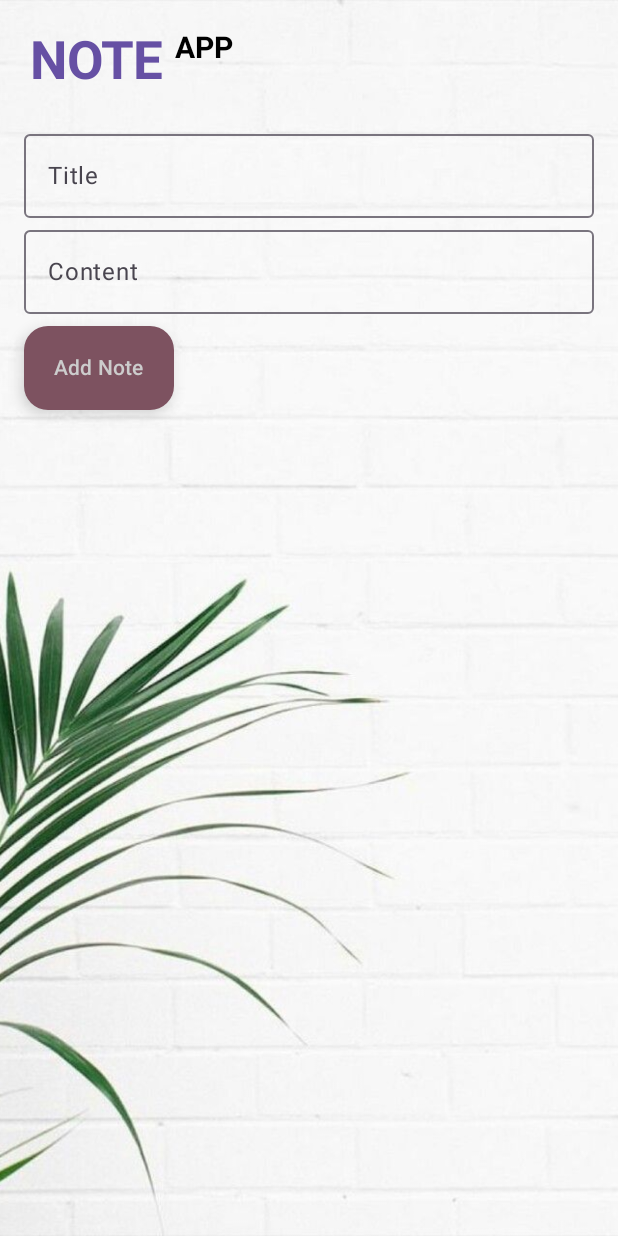
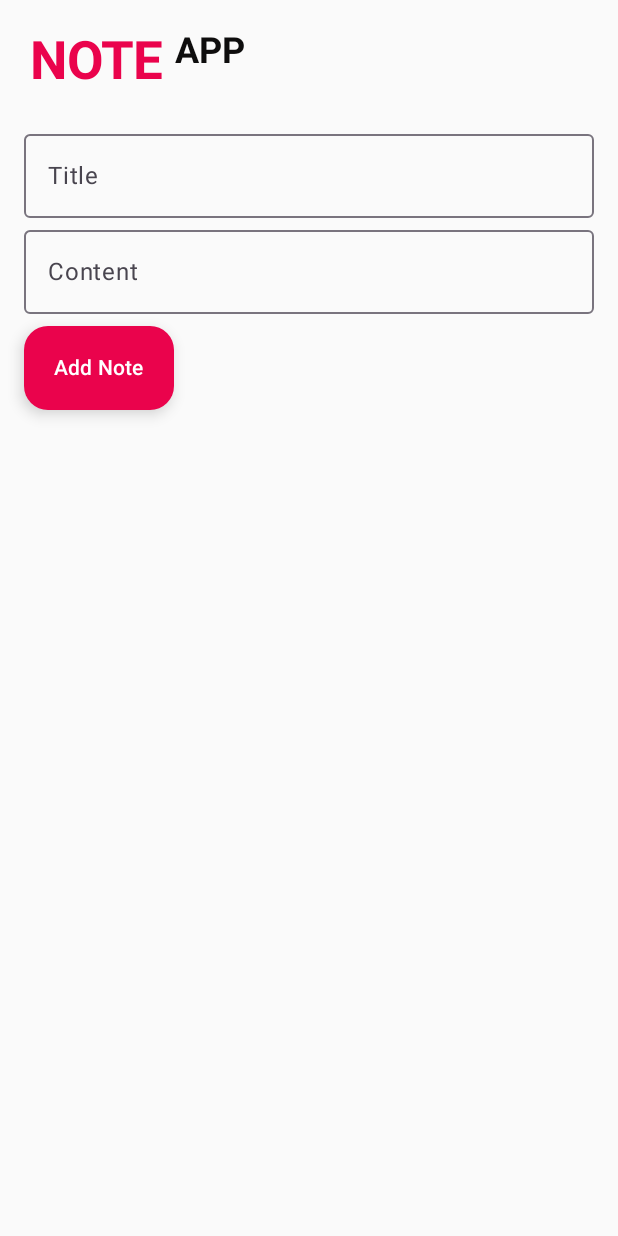
Before and after one commit to karthikb1612/Note-App, an Android app built with Jetpack Compose: the screen it shows after launch (MainActivity), on a phone screen of 412 x 824 dp. Run offline under Robolectric (Android 15) with nearby library versions, the light colour scheme and no system bars; our stand-ins replace Room's generated code, livedata-compose.

Commit message:
Update UI and Add update feature

```diff
--- a/app/src/main/java/com/example/noteapp/MainActivity.kt
+++ b/app/src/main/java/com/example/noteapp/MainActivity.kt
@@ -1,16 +1,13 @@
 package com.example.noteapp
 
-import android.app.Application
+
 import android.media.MediaPlayer
 import android.os.Bundle
 import androidx.activity.ComponentActivity
 import androidx.activity.compose.setContent
-import androidx.activity.enableEdgeToEdge
-import androidx.compose.animation.AnimatedVisibility
-import androidx.compose.animation.expandVertically
-import androidx.compose.animation.shrinkVertically
+import androidx.compose.foundation.ExperimentalFoundationApi
+
 import androidx.compose.foundation.Image
-import androidx.compose.foundation.background
 import androidx.compose.foundation.layout.Box
 import androidx.compose.foundation.layout.Column
 import androidx.compose.foundation.layout.Row
@@ -22,7 +19,6 @@ import androidx.compose.foundation.layout.padding
 import androidx.compose.foundation.layout.width
 import androidx.compose.foundation.lazy.LazyColumn
 import androidx.compose.foundation.lazy.items
-import androidx.compose.material3.Button
 import androidx.compose.material3.Card
 import androidx.compose.material3.CardDefaults
 import androidx.compose.material3.FloatingActionButton
@@ -31,7 +27,6 @@ import androidx.compose.material3.OutlinedTextField
 import androidx.compose.material3.Text
 import androidx.compose.runtime.*
 import androidx.compose.runtime.Composable
-import androidx.compose.runtime.LaunchedEffect
 import androidx.compose.runtime.livedata.observeAsState
 import androidx.compose.runtime.mutableStateOf
 import androidx.compose.ui.Modifier
@@ -43,25 +38,17 @@ import androidx.compose.ui.text.font.FontWeight
 import androidx.compose.ui.unit.dp
 import androidx.compose.ui.unit.sp
 import androidx.lifecycle.ViewModelProvider
-import kotlinx.coroutines.delay
-import androidx.compose.animation.AnimatedVisibility
-import androidx.compose.animation.core.*
-import androidx.compose.animation.expandVertically
-import androidx.compose.animation.fadeIn
-import androidx.compose.animation.fadeOut
-import androidx.compose.animation.scaleIn
-import androidx.compose.animation.scaleOut
-import androidx.compose.animation.shrinkVertically
 import androidx.compose.foundation.layout.Arrangement
 import androidx.compose.material3.Icon
 import androidx.compose.material3.IconButton
-import androidx.compose.runtime.*
 import androidx.compose.runtime.saveable.rememberSaveable
 import androidx.compose.ui.Alignment
 import androidx.compose.ui.graphics.Color
 import androidx.compose.ui.platform.LocalContext
-import androidx.lifecycle.viewmodel.compose.viewModel
-
+import androidx.compose.foundation.combinedClickable
+import androidx.compose.ui.text.toUpperCase
+import java.text.SimpleDateFormat
+import java.util.*
 
 class MainActivity : ComponentActivity() {
     override fun onCreate(savedInstanceState: Bundle?) {
@@ -73,32 +60,39 @@ class MainActivity : ComponentActivity() {
     }
 }
 
+@OptIn(ExperimentalFoundationApi::class)
 @Composable
-fun NoteApp(noteViewModel: NoteViewModel= viewModel(factory = ViewModelProvider.AndroidViewModelFactory(LocalContext.current.applicationContext as Application))){
+fun NoteApp(noteViewModel: NoteViewModel) {
     var title by rememberSaveable { mutableStateOf("") }
     var content by rememberSaveable { mutableStateOf("") }
-    val notes by noteViewModel.notes.observeAsState(emptyList())
-    val timestamp = LocalContext.current
+    val notes by noteViewModel.getAllDate.observeAsState(emptyList())
     val context = LocalContext.current
+
+    var editingNote by remember { mutableStateOf<Note?>(null) }
+
     Box(
         modifier = Modifier.fillMaxSize()
-    ){
-        Image(
-            painter = painterResource(id = R.drawable.img),
-            contentDescription = "Background Image",
-            contentScale = ContentScale.FillHeight,
-            modifier = Modifier.fillMaxSize()
-        )
+    ) {
+//        Image(
+//            painter = painterResource(id = R.drawable.img),
+//            contentDescription = "Background Image",
+//            contentScale = ContentScale.FillHeight,
+//            modifier = Modifier.fillMaxSize()
+//        )
         Column(
             modifier = Modifier.padding(16.dp)
         ) {
             Row(modifier = Modifier.fillMaxWidth().padding(4.dp)) {
-                Text("NOTE ",
+                Text(
+                    "NOTE ",
                     fontWeight = FontWeight.Bold, fontSize = 35.sp,
-                    color = Color(0xFF6650a4))
-                Text("APP",
-                    fontWeight = FontWeight.Bold, fontSize = 20.sp,
-                    color = Color.Black)
+                    color = Color(0xFFEA034C)
+                )
+                Text(
+                    "APP",
+                    fontWeight = FontWeight.Bold, fontSize = 24.sp,
+                    color = Color(0xFF0E0D0D)
+                )
             }
             Spacer(modifier = Modifier.height(16.dp))
 
@@ -121,29 +115,47 @@ fun NoteApp(noteViewModel: NoteViewModel= viewModel(factory = ViewModelProvider.
             FloatingActionButton(
                 onClick = {
                     if (title.isNotEmpty() && content.isNotEmpty()) {
+                        if (editingNote != null) {
+                            val updatedNote = editingNote!!.copy(
+                                title = title,
+                                content = content,
+                                timestamp = SimpleDateFormat(
+                                    "yyyy-MM-dd hh:mm a",
+                                    Locale.getDefault()
+                                ).format(Date())
+                            )
+                            noteViewModel.updateNote(updatedNote)
+                            editingNote = null
+                        } else {
                             noteViewModel.addNote(title, content)
+                        }
                         title = ""
                         content = ""
                     }
                 },
                 modifier = Modifier.width(100.dp),
-                contentColor = Color.LightGray,
-                containerColor = Color(0xFF7D5260)
+                contentColor = Color.White,
+                containerColor = Color(0xFFEA034C)
             ) {
-                Text("Add Note")
+                Text(if (editingNote != null) "Update" else "Add Note")
             }
 
             Spacer(modifier = Modifier.height(16.dp))
             LazyColumn {
-                items(notes, key = {it.id}) { note ->
+                items(notes, key = { it.id }) { note ->
                     Card(
                         modifier = Modifier
                             .fillMaxWidth()
-                                .padding(vertical = 4.dp),
+                            .padding(vertical = 4.dp)
+                            .combinedClickable(
+                                onClick = { /* Single click - no action */ },
+                                onDoubleClick = {
+                                    title = note.title
+                                    content = note.content
+                                    editingNote = note
+                                }
+                            ),
                         elevation = CardDefaults.cardElevation(4.dp),
-                            colors = CardDefaults.cardColors(
-                                containerColor = Color.LightGray
-                            )
                     ) {
                         Row(
                             modifier = Modifier.padding(8.dp),
@@ -153,56 +165,48 @@ fun NoteApp(noteViewModel: NoteViewModel= viewModel(factory = ViewModelProvider.
 
                             Column(
                                 modifier = Modifier.weight(1f),
-
                             ) {
                                 Text(
-                                        text = " ${note.timestamp} ",
+                                    text = " ${note.timestamp.toString().toUpperCase()} ",
                                     style = MaterialTheme.typography.bodyMedium,
+                                    fontWeight = FontWeight.Bold,
                                     color = Color.Black
                                 )
                                 Spacer(modifier = Modifier.height(4.dp))
-                                    Text(text = note.title.uppercase(),
+                                Text(
+                                    text = note.title.uppercase(),
                                     style = MaterialTheme.typography.titleLarge,
                                     fontWeight = FontWeight.Bold,
-                                        color = Color(0xFF6650a4),
-
+                                    color = Color(0xFF041367),
                                 )
-
-                                    Text(text = note.content,
-                                        style = MaterialTheme.typography.bodyLarge, color = Color(0xFF625b71),
+                                Text(
+                                    text = note.content,
+                                    style = MaterialTheme.typography.bodyLarge,
+                                    color = Color(0xFF380000),
                                     fontWeight = FontWeight.SemiBold,
-                                        fontStyle = FontStyle.Italic)
-
+                                    fontStyle = FontStyle.Italic
+                                )
                             }
                             IconButton(
-
                                 onClick = {
                                     noteViewModel.remove(note)
                                     val mediaPlayer = MediaPlayer.create(context, R.raw.deletetwo)
                                     mediaPlayer.start()
                                     mediaPlayer.setOnCompletionListener {
                                         mediaPlayer.release()
-
                                     }
-
-
                                 }
                             ) {
-                                    Icon(painterResource(
-                                        R.drawable.baseline_delete_24),
+                                Icon(
+                                    painterResource(R.drawable.baseline_delete_24),
                                     contentDescription = "Delete",
                                     tint = Color.White,
-
                                 )
                             }
                         }
-
-                        }
-                    }
-
-
-                }
-
                     }
                 }
             }
+        }
+    }
+}
--- a/app/src/main/java/com/example/noteapp/NoteViewModel.kt
+++ b/app/src/main/java/com/example/noteapp/NoteViewModel.kt
@@ -6,14 +6,21 @@ import androidx.lifecycle.AndroidViewModel
 import androidx.lifecycle.LiveData
 import androidx.lifecycle.viewModelScope
 import com.example.noteapp.RoomDataBase.NoteDatabase
+import com.example.noteapp.RoomDataBase.NoteRepository
+import kotlinx.coroutines.Dispatchers
 import kotlinx.coroutines.launch
 import java.util.Date
 import java.util.Locale
 
 class NoteViewModel(application: Application): AndroidViewModel(application) {
 
-    private val noteDao = NoteDatabase.getDatabase(application).noteDao()
-    val notes: LiveData<List<Note>> get() = noteDao.getAllNotes()
+     val getAllDate: LiveData<List<Note>>
+     val repository: NoteRepository
+    init {
+        val noteDao = NoteDatabase.getDatabase(application).noteDao()
+        repository= NoteRepository(noteDao)
+        getAllDate=repository.getAllDate
+    }
 
     fun addNote(title: String,content: String,) {
         val timestamp = java.text.SimpleDateFormat("yyyy-MM-dd hh:mm a", Locale.getDefault()).format(
@@ -21,13 +28,19 @@ class NoteViewModel(application: Application): AndroidViewModel(application) {
         )
         val note = Note(
             title = title, content = content, timestamp = timestamp)
-        viewModelScope.launch {
-            noteDao.addNote(note)
+        viewModelScope.launch(Dispatchers.IO) {
+           repository.addUserData(note)
         }
     }
     fun remove(note: Note){
         viewModelScope.launch {
-            noteDao.deleteNote(note)
+            repository.deleteUserDate(note)
+        }
+    }
+
+    fun updateNote(note: Note) {
+        viewModelScope.launch(Dispatchers.IO) {
+            repository.updateUserData(note)
         }
     }
 }
--- a/app/src/main/java/com/example/noteapp/RoomDataBase/NoteDao.kt
+++ b/app/src/main/java/com/example/noteapp/RoomDataBase/NoteDao.kt
@@ -4,8 +4,8 @@ import androidx.lifecycle.LiveData
 import androidx.room.Dao
 import androidx.room.Delete
 import androidx.room.Insert
-import androidx.room.OnConflictStrategy
 import androidx.room.Query
+import androidx.room.Update
 import com.example.noteapp.Note
 
 @Dao
@@ -16,6 +16,9 @@ import com.example.noteapp.Note
     @Delete
     suspend fun deleteNote(note: Note)
 
+    @Update
+    suspend fun updateNote(note:Note)
+
     @Query("SELECT * FROM notes ORDER BY id ASC")
     fun getAllNotes(): LiveData<List<Note>>
 }
--- a/app/src/main/java/com/example/noteapp/RoomDataBase/NoteDatabase.kt
+++ b/app/src/main/java/com/example/noteapp/RoomDataBase/NoteDatabase.kt
@@ -15,15 +15,20 @@ abstract class NoteDatabase : RoomDatabase() {
         private var INSTANCE: NoteDatabase? = null
 
         fun getDatabase(context: Context): NoteDatabase {
-            return INSTANCE ?: synchronized(this) {
+            val tempinstance=INSTANCE
+            if(tempinstance!=null){
+                return tempinstance
+            }
+            synchronized(this) {
                 val instance = Room.databaseBuilder(
                     context.applicationContext,
                     NoteDatabase::class.java,
                     "note_database"
                 ).build()
                 INSTANCE = instance
-                instance
+                return instance
             }
+
         }
     }
 }
--- /dev/null
+++ b/app/src/main/java/com/example/noteapp/RoomDataBase/NoteRepository.kt
@@ -0,0 +1,19 @@
+package com.example.noteapp.RoomDataBase
+
+import androidx.lifecycle.LiveData
+import com.example.noteapp.Note
+
+class NoteRepository(private val noteDao: NoteDao) {
+
+    val getAllDate: LiveData<List<Note>> = noteDao.getAllNotes()
+
+   suspend fun addUserData(note: Note){
+        noteDao.addNote(note)
+    }
+    suspend fun updateUserData(note: Note){
+        noteDao.updateNote(note)
+    }
+    suspend fun deleteUserDate(note: Note){
+        noteDao.deleteNote(note)
+    }
+}
```
Also changed, not shown: app/build.gradle.kts (+5 -5 lines), app/src/main/res/drawable/img.png. Lines whose indentation alone changed are shown as unchanged.
